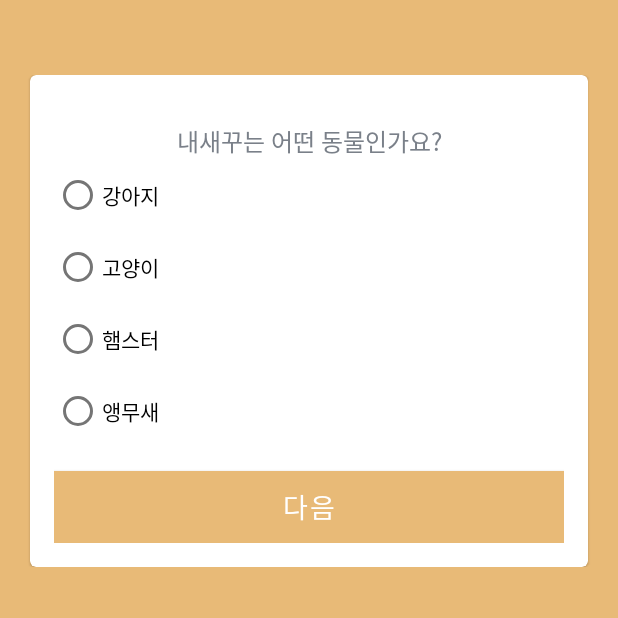
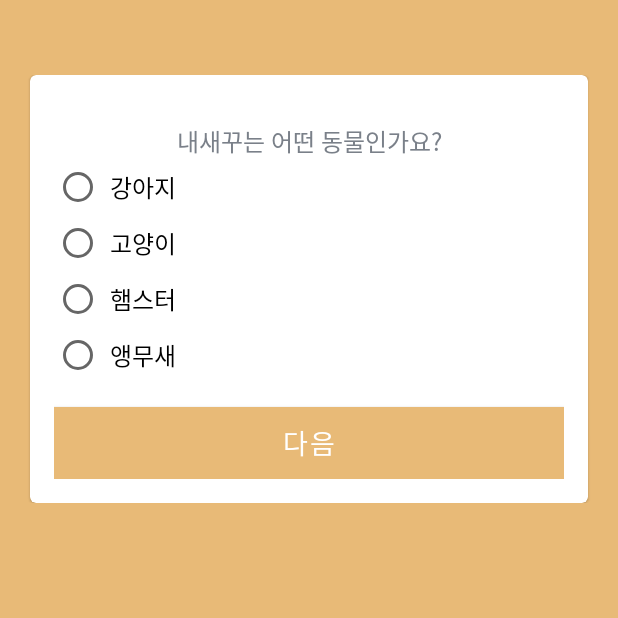
Before and after one commit to 2jiwon/study_kotlin, an Android app: the QuestionsActivity screen opened directly, with no data from a screen before it, after a tap on "다음", on a phone screen of 412 x 824 dp, the top half of it. Run offline under Robolectric (Android 15) with nearby library versions, the phone set to English and light mode, and no system bars; 3 statements that could not run were skipped.

Commit message:
MyPaws - 레이아웃에 작성한 Radiobutton 제거, 동적으로 생성되도록 수정

```diff
--- a/MyPaws/app/src/main/java/com/fancytank/mypaws/QuestionsActivity.kt
+++ b/MyPaws/app/src/main/java/com/fancytank/mypaws/QuestionsActivity.kt
@@ -41,10 +41,6 @@ class QuestionsActivity : AppCompatActivity() {
         // 뷰 요소 연결
         tvQuestions = findViewById(R.id.tv_questions)
         radioGroupOptions = findViewById(R.id.radioGroupOptions)
-        radioOption1 = findViewById(R.id.radioOption1)
-        radioOption2 = findViewById(R.id.radioOption2)
-        radioOption3 = findViewById(R.id.radioOption3)
-        radioOption4 = findViewById(R.id.radioOption4)
         btnNext = findViewById(R.id.btn_next)
 
         // 질문 시작
@@ -61,22 +57,27 @@ class QuestionsActivity : AppCompatActivity() {
             // 질문 텍스트 설정
             tvQuestions.text = question.text
 
-            // 보기 텍스트 및 가시성 설정
+            // 기존 RadioGroup의 RadioButton 모두 제거
+            radioGroupOptions.removeAllViews()
+
+            // 새로운 RadioButton 추가
             val options = question.options
-            val radioButtons = listOf(radioOption1, radioOption2, radioOption3, radioOption4)
-
-            // 모든 RadioButton 숨기기
-            radioButtons.forEach { it.visibility = View.GONE }
-
-            // 필요한 만큼 RadioButton 업데이트
             options.forEachIndexed { index, option ->
-                if (index < radioButtons.size) {
-                    radioButtons[index].text = option.text
-                    radioButtons[index].visibility = View.VISIBLE
+                val radioButton = RadioButton(this).apply {
+                    id = View.generateViewId() // 고유 ID 생성
+                    text = option.text
+                    textSize = 16f
+                    setPadding(8,10,8,10)
+                    layoutParams = RadioGroup.LayoutParams(
+                        RadioGroup.LayoutParams.WRAP_CONTENT,
+                        RadioGroup.LayoutParams.WRAP_CONTENT
+                    )
                 }
+                // RadioButton을 RadioGroup에 추가
+                radioGroupOptions.addView(radioButton)
             }
 
-            // RadioGroup 초기화
+            // RadioGroup 초기화 (선택해제)
             radioGroupOptions.clearCheck()
         }
     }
@@ -90,13 +91,7 @@ class QuestionsActivity : AppCompatActivity() {
         }
 
         // 선택된 RadioButton의 인덱스 가져오기
-        val selectedIndex = when (selectedOptionId) {
-            R.id.radioOption1 -> 0
-            R.id.radioOption2 -> 1
-            R.id.radioOption3 -> 2
-            R.id.radioOption4 -> 3
-            else -> -1
-        }
+        val selectedIndex = radioGroupOptions.indexOfChild(findViewById(selectedOptionId))
 
         // 다음 질문으로 넘어가기
         if (selectedIndex != -1) {
--- a/MyPaws/app/src/main/res/layout/activity_questions.xml
+++ b/MyPaws/app/src/main/res/layout/activity_questions.xml
@@ -45,31 +45,6 @@
                         android:layout_width="match_parent"
                         android:layout_height="wrap_content"
                         android:orientation="vertical">
-
-                    <!-- 선택지 항목 -->
-                    <RadioButton
-                            android:id="@+id/radioOption1"
-                            android:layout_width="wrap_content"
-                            android:layout_height="wrap_content"
-                            android:text="선택지 1" />
-
-                    <RadioButton
-                            android:id="@+id/radioOption2"
-                            android:layout_width="wrap_content"
-                            android:layout_height="wrap_content"
-                            android:text="선택지 2" />
-
-                    <RadioButton
-                            android:id="@+id/radioOption3"
-                            android:layout_width="wrap_content"
-                            android:layout_height="wrap_content"
-                            android:text="선택지 3" />
-
-                    <RadioButton
-                            android:id="@+id/radioOption4"
-                            android:layout_width="wrap_content"
-                            android:layout_height="wrap_content"
-                            android:text="선택지 4" />
                 </RadioGroup>
 
                 <Button
```
